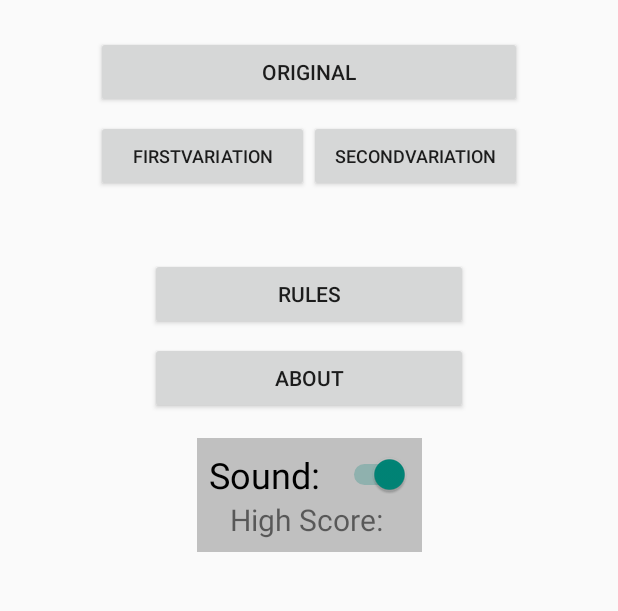
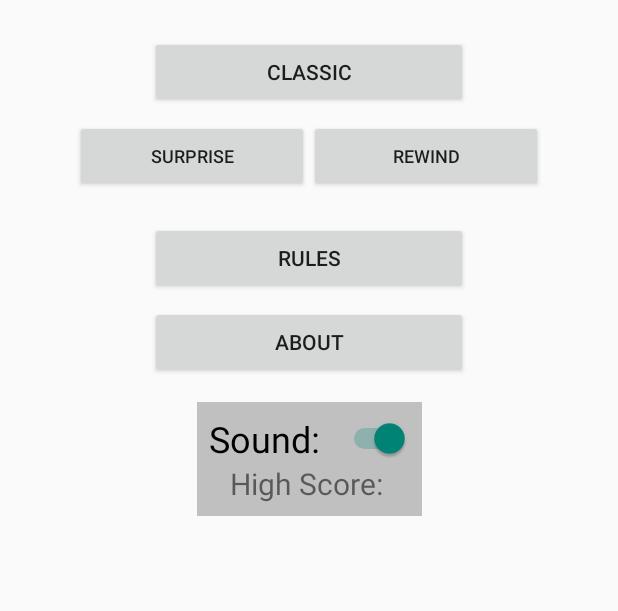
Before and after one commit to bnlake/SimonGame, an Android app: the screen it shows after launch (MainActivity), on a phone screen of 412 x 824 dp, the part 251-862 px from its top. Run offline under Robolectric (Android 15) with nearby library versions, the phone set to English and light mode, and no system bars.

```diff
--- a/app/src/main/res/layout-land/activity_main.xml
+++ b/app/src/main/res/layout-land/activity_main.xml
@@ -53,19 +53,19 @@
         app:layout_constraintTop_toBottomOf="@+id/textView" />
 
     <Button
-        android:id="@+id/button_playMode2"
+        android:id="@+id/button_rewind"
         android:layout_width="0dp"
         android:layout_height="wrap_content"
         android:layout_marginStart="64dp"
         android:layout_marginTop="8dp"
         android:text="FirstVariation"
         android:textSize="12sp"
-        app:layout_constraintEnd_toStartOf="@+id/button_playMode3"
+        app:layout_constraintEnd_toStartOf="@+id/button_surprise"
         app:layout_constraintStart_toStartOf="parent"
         app:layout_constraintTop_toBottomOf="@+id/button_play" />
 
     <Button
-        android:id="@+id/button_playMode3"
+        android:id="@+id/button_surprise"
         android:layout_width="0dp"
         android:layout_height="wrap_content"
         android:layout_marginEnd="64dp"
@@ -73,7 +73,7 @@
         android:text="SecondVariation"
         android:textSize="12sp"
         app:layout_constraintEnd_toEndOf="parent"
-        app:layout_constraintStart_toEndOf="@+id/button_playMode2"
+        app:layout_constraintStart_toEndOf="@+id/button_rewind"
         app:layout_constraintTop_toBottomOf="@+id/button_play" />
 
     <Button
@@ -86,7 +86,7 @@
         android:text="Rules"
         app:layout_constraintEnd_toStartOf="@+id/button_about"
         app:layout_constraintStart_toStartOf="parent"
-        app:layout_constraintTop_toBottomOf="@+id/button_playMode2" />
+        app:layout_constraintTop_toBottomOf="@+id/button_rewind" />
 
     <Button
         android:id="@+id/button_about"
@@ -96,7 +96,7 @@
         android:layout_marginTop="8dp"
         android:text="About"
         app:layout_constraintEnd_toEndOf="parent"
-        app:layout_constraintTop_toBottomOf="@+id/button_playMode3" />
+        app:layout_constraintTop_toBottomOf="@+id/button_surprise" />
 
     <LinearLayout
         android:layout_width="wrap_content"
--- a/app/src/main/res/layout/activity_main.xml
+++ b/app/src/main/res/layout/activity_main.xml
@@ -43,36 +43,36 @@
         android:id="@+id/button_play"
         android:layout_width="0dp"
         android:layout_height="wrap_content"
-        android:layout_marginEnd="64dp"
-        android:layout_marginStart="64dp"
+        android:layout_marginEnd="100dp"
+        android:layout_marginStart="100dp"
         android:layout_marginTop="24dp"
-        android:text="Original"
+        android:text="Classic"
         app:layout_constraintEnd_toEndOf="parent"
         app:layout_constraintStart_toStartOf="parent"
         app:layout_constraintTop_toBottomOf="@+id/textView" />
 
     <Button
-        android:id="@+id/button_playMode2"
+        android:id="@+id/button_rewind"
         android:layout_width="0dp"
         android:layout_height="wrap_content"
-        android:layout_marginStart="64dp"
+        android:layout_marginStart="50dp"
         android:layout_marginTop="8dp"
-        android:text="FirstVariation"
+        android:text="Surprise"
         android:textSize="12sp"
-        app:layout_constraintEnd_toStartOf="@+id/button_playMode3"
+        app:layout_constraintEnd_toStartOf="@+id/button_surprise"
         app:layout_constraintStart_toStartOf="parent"
         app:layout_constraintTop_toBottomOf="@+id/button_play" />
 
     <Button
-        android:id="@+id/button_playMode3"
+        android:id="@+id/button_surprise"
         android:layout_width="0dp"
         android:layout_height="wrap_content"
-        android:layout_marginEnd="64dp"
+        android:layout_marginEnd="50dp"
         android:layout_marginTop="8dp"
-        android:text="SecondVariation"
+        android:text="Rewind"
         android:textSize="12sp"
         app:layout_constraintEnd_toEndOf="parent"
-        app:layout_constraintStart_toEndOf="@+id/button_playMode2"
+        app:layout_constraintStart_toEndOf="@+id/button_rewind"
         app:layout_constraintTop_toBottomOf="@+id/button_play" />
 
     <Button
@@ -81,11 +81,11 @@
         android:layout_height="wrap_content"
         android:layout_marginEnd="100dp"
         android:layout_marginStart="100dp"
-        android:layout_marginTop="44dp"
+        android:layout_marginTop="20dp"
         android:text="Rules"
         app:layout_constraintEnd_toEndOf="parent"
         app:layout_constraintStart_toStartOf="parent"
-        app:layout_constraintTop_toBottomOf="@+id/button_playMode2" />
+        app:layout_constraintTop_toBottomOf="@+id/button_rewind" />
 
     <Button
         android:id="@+id/button_about"
--- a/app/src/main/res/values/strings.xml
+++ b/app/src/main/res/values/strings.xml
@@ -7,7 +7,7 @@
     <string name="lblMenuAboutApp">About App</string>
 
     <!--TODO NEED TO FINISH ABOUT PARAGRAPH-->
-    <string name="textAboutApp">Authors: Han &amp; Brian\n\nSimon is a game of memory invented by Ralph H. Baer and Howard J. Morrison.
+    <string name="textAboutApp">Authors: Han &amp; Brian\n\nSimon is a game of memory invented by Ralph H. Baer and Howard J. Morrison.\n\n
         The game creates a series of tones and lights and requires the user to repeat the sequence.
         If the user can repeat the sequence made by the game, the series becomes harder each time.
         Once the user fails, the game is over.
```
Also changed, not shown: app/src/main/java/com/csci4020/simon/ClassicSimon.java (+28 -0 lines), app/src/main/java/com/csci4020/simon/MainActivity.java (+20 -6 lines).
